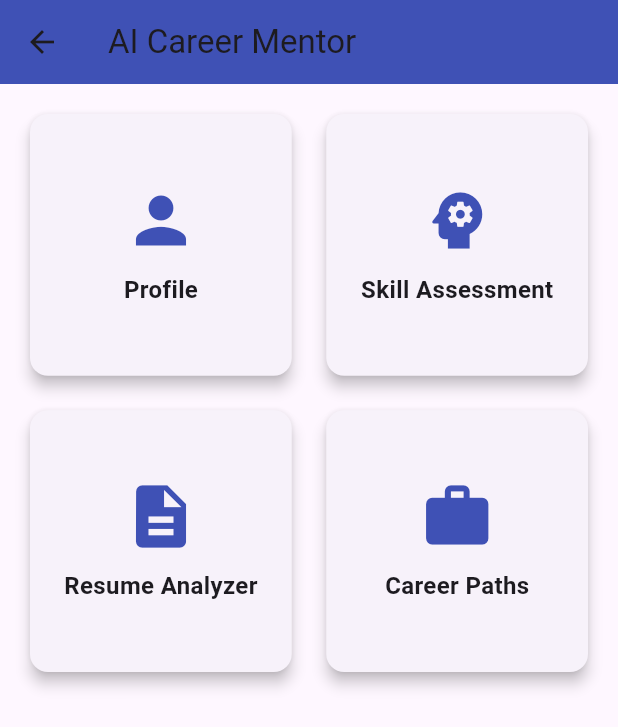
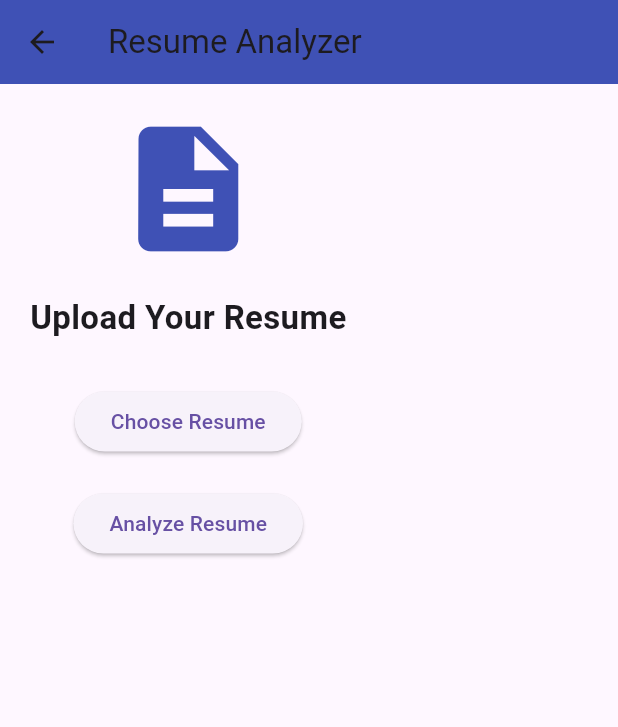
Before and after one commit to Snivas1/ai_career_mentor, a Flutter app: the DashboardScreen screen opened directly, after a tap on "Resume Analyzer", on a phone screen of 412 x 824 dp. Shown: the top 727 px of the screen. Run offline on Flutter 3.47's test engine with Material 3 defaults, Android fonts, the phone set to English and light mode, and no system bars.

```diff
--- a/lib/screens/dashboard_screen.dart
+++ b/lib/screens/dashboard_screen.dart
@@ -1,6 +1,8 @@
 import 'package:flutter/material.dart';
 import 'profile_screen.dart';
 import 'skill_assessment_screen.dart';
+import 'resume_analyzer_screen.dart';
+
 
 class DashboardScreen extends StatelessWidget {
   const DashboardScreen({super.key});
@@ -46,10 +48,17 @@ class DashboardScreen extends StatelessWidget {
 ),
 
             DashboardCard(
-              title: "Resume Analyzer",
-              icon: Icons.description,
-              onTap: () {},
-            ),
+  title: "Resume Analyzer",
+  icon: Icons.description,
+  onTap: () {
+    Navigator.push(
+      context,
+      MaterialPageRoute(
+        builder: (context) => const ResumeAnalyzerScreen(),
+      ),
+    );
+  },
+),
 
             DashboardCard(
               title: "Career Paths",
--- /dev/null
+++ b/lib/screens/resume_analyzer_screen.dart
@@ -0,0 +1,69 @@
+import 'package:flutter/material.dart';
+
+class ResumeAnalyzerScreen extends StatelessWidget {
+  const ResumeAnalyzerScreen({super.key});
+
+  @override
+  Widget build(BuildContext context) {
+    return Scaffold(
+      appBar: AppBar(
+        title: const Text("Resume Analyzer"),
+        backgroundColor: Colors.indigo,
+      ),
+      body: Padding(
+        padding: const EdgeInsets.all(20),
+        child: Column(
+          children: [
+            const Icon(
+              Icons.description,
+              size: 100,
+              color: Colors.indigo,
+            ),
+
+            const SizedBox(height: 20),
+
+            const Text(
+              "Upload Your Resume",
+              style: TextStyle(
+                fontSize: 22,
+                fontWeight: FontWeight.bold,
+              ),
+            ),
+
+            const SizedBox(height: 30),
+
+            ElevatedButton(
+              onPressed: () {},
+              child: const Text("Choose Resume"),
+            ),
+
+            const SizedBox(height: 20),
+
+            ElevatedButton(
+              onPressed: () {
+                showDialog(
+                  context: context,
+                  builder: (context) => AlertDialog(
+                    title: const Text("Resume Analysis"),
+                    content: const Text(
+                      "Your resume shows strong Flutter and Python skills.\n\nRecommended Role:\nMobile App Developer",
+                    ),
+                    actions: [
+                      TextButton(
+                        onPressed: () {
+                          Navigator.pop(context);
+                        },
+                        child: const Text("OK"),
+                      ),
+                    ],
+                  ),
+                );
+              },
+              child: const Text("Analyze Resume"),
+            ),
+          ],
+        ),
+      ),
+    );
+  }
+}
```
